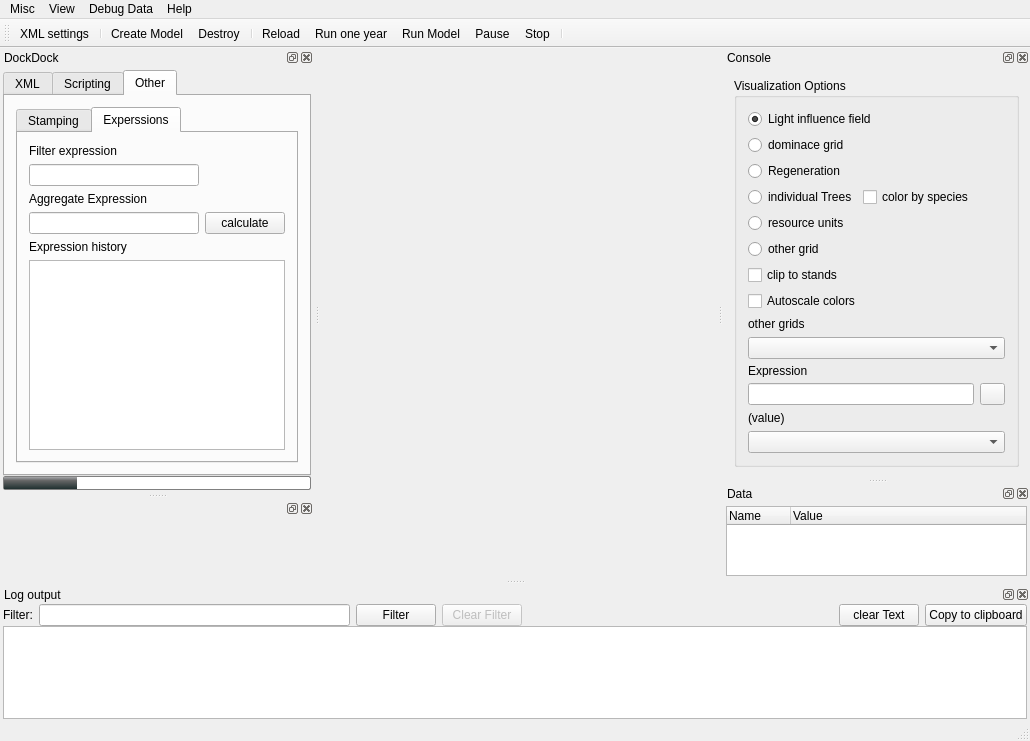
edfm-tum/iland-model, file src/iland/mainwindow.ui: the form before one commit.
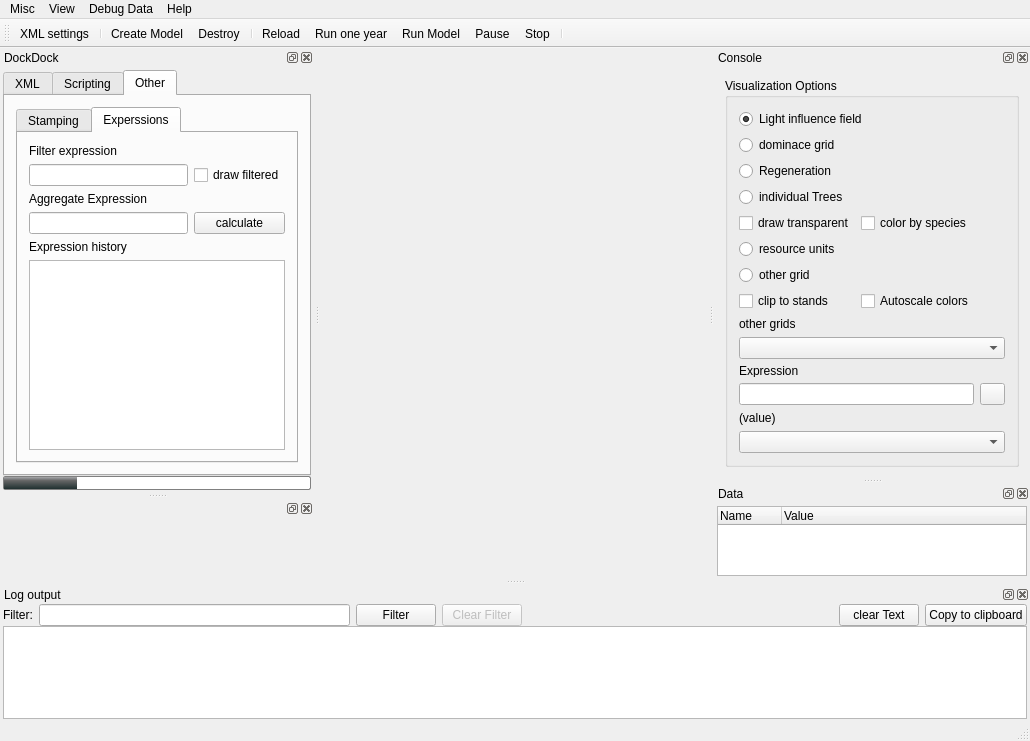
The form after the commit. The open tabs and pages were chosen to show the change. Icons and pictures are not drawn. Custom widgets are drawn as their Qt base class.

Commit message: new tree variable (crownarea) transparent color in gui, filtering of trees in gui

Diff of the .ui file:
```diff
--- a/src/iland/mainwindow.ui
+++ b/src/iland/mainwindow.ui
@@ -185,7 +185,7 @@
         </size>
        </property>
        <property name="currentIndex">
-        <number>1</number>
+        <number>2</number>
        </property>
        <widget class="QWidget" name="editStackPage1">
         <attribute name="title">
@@ -510,6 +510,16 @@
                </property>
               </widget>
              </item>
+             <item row="1" column="1">
+              <widget class="QCheckBox" name="cbDrawFiltered">
+               <property name="toolTip">
+                <string>&lt;html&gt;&lt;head/&gt;&lt;body&gt;&lt;p&gt;when checked, only &amp;quot;filtered&amp;quot; trees are drawn in the main visualization&lt;/p&gt;&lt;/body&gt;&lt;/html&gt;</string>
+               </property>
+               <property name="text">
+                <string>draw filtered</string>
+               </property>
+              </widget>
+             </item>
             </layout>
            </widget>
           </widget>
@@ -667,31 +677,31 @@
         <string>Visualization Options</string>
        </property>
        <layout class="QGridLayout" name="gridLayout_3">
-        <item row="0" column="0" colspan="3">
-         <widget class="QRadioButton" name="visFon">
+        <item row="7" column="0">
+         <widget class="QCheckBox" name="visClipStandGrid">
           <property name="text">
-           <string>Light influence field</string>
+           <string>clip to stands</string>
           </property>
-          <property name="checked">
-           <bool>true</bool>
-          </property>
          </widget>
         </item>
-        <item row="3" column="0">
-         <widget class="QRadioButton" name="visImpact">
+        <item row="16" column="0" colspan="3">
+         <widget class="QComboBox" name="speciesFilterBox"/>
+        </item>
+        <item row="5" column="0">
+         <widget class="QRadioButton" name="visResourceUnits">
           <property name="text">
-           <string>individual Trees</string>
+           <string>resource units</string>
           </property>
          </widget>
         </item>
-        <item row="8" column="0" colspan="3">
-         <widget class="QCheckBox" name="visAutoScale">
+        <item row="6" column="0" colspan="3">
+         <widget class="QRadioButton" name="visOtherGrid">
           <property name="text">
-           <string>Autoscale colors</string>
+           <string>other grid</string>
           </property>
          </widget>
         </item>
-        <item row="12" column="0">
+        <item row="13" column="0">
          <widget class="QLabel" name="label_4">
           <property name="maximumSize">
            <size>
@@ -704,16 +714,19 @@
           </property>
          </widget>
         </item>
-        <item row="13" column="0" colspan="2">
-         <widget class="QLineEdit" name="lTreeExpr"/>
-        </item>
-        <item row="14" column="0" colspan="3">
+        <item row="15" column="0" colspan="3">
          <widget class="QLabel" name="fonValue">
           <property name="text">
            <string>(value)</string>
           </property>
          </widget>
         </item>
+        <item row="12" column="0" colspan="3">
+         <widget class="QComboBox" name="paintGridBox"/>
+        </item>
+        <item row="14" column="0" colspan="2">
+         <widget class="QLineEdit" name="lTreeExpr"/>
+        </item>
         <item row="1" column="0">
          <widget class="QRadioButton" name="visDomGrid">
           <property name="text">
@@ -721,21 +734,7 @@
           </property>
          </widget>
         </item>
-        <item row="2" column="0">
-         <widget class="QRadioButton" name="visRegeneration">
-          <property name="text">
-           <string>Regeneration</string>
-          </property>
-         </widget>
-        </item>
-        <item row="3" column="1">
-         <widget class="QCheckBox" name="visSpeciesColor">
-          <property name="text">
-           <string>color by species</string>
-          </property>
-         </widget>
-        </item>
-        <item row="13" column="2">
+        <item row="14" column="2">
          <widget class="QPushButton" name="pbExecExpression">
           <property name="maximumSize">
            <size>
@@ -758,37 +757,58 @@
           </property>
          </widget>
         </item>
-        <item row="15" column="0" colspan="3">
-         <widget class="QComboBox" name="speciesFilterBox"/>
+        <item row="2" column="0">
+         <widget class="QRadioButton" name="visRegeneration">
+          <property name="text">
+           <string>Regeneration</string>
+          </property>
+         </widget>
         </item>
-        <item row="11" column="0" colspan="3">
-         <widget class="QComboBox" name="paintGridBox"/>
-        </item>
-        <item row="9" column="0" colspan="3">
+        <item row="10" column="0" colspan="3">
          <widget class="QLabel" name="label_8">
           <property name="text">
            <string>other grids</string>
           </property>
          </widget>
         </item>
-        <item row="5" column="0" colspan="3">
-         <widget class="QRadioButton" name="visOtherGrid">
+        <item row="3" column="0">
+         <widget class="QRadioButton" name="visImpact">
           <property name="text">
-           <string>other grid</string>
+           <string>individual Trees</string>
+          </property>
+         </widget>
+        </item>
+        <item row="0" column="0" colspan="3">
+         <widget class="QRadioButton" name="visFon">
+          <property name="text">
+           <string>Light influence field</string>
+          </property>
+          <property name="checked">
+           <bool>true</bool>
+          </property>
+         </widget>
+        </item>
+        <item row="7" column="1">
+         <widget class="QCheckBox" name="visAutoScale">
+          <property name="text">
+           <string>Autoscale colors</string>
           </property>
          </widget>
         </item>
         <item row="4" column="0">
-         <widget class="QRadioButton" name="visResourceUnits">
+         <widget class="QCheckBox" name="drawTransparent">
+          <property name="toolTip">
+           <string>draw single trees transparent</string>
+          </property>
           <property name="text">
-           <string>resource units</string>
+           <string>draw transparent</string>
           </property>
          </widget>
         </item>
-        <item row="6" column="0" colspan="3">
-         <widget class="QCheckBox" name="visClipStandGrid">
+        <item row="4" column="1">
+         <widget class="QCheckBox" name="visSpeciesColor">
           <property name="text">
-           <string>clip to stands</string>
+           <string>color by species</string>
           </property>
          </widget>
         </item>
```
Left out of the diff: 48 changed lines with no effect on the pictures. The commit also changes 2 other files.
